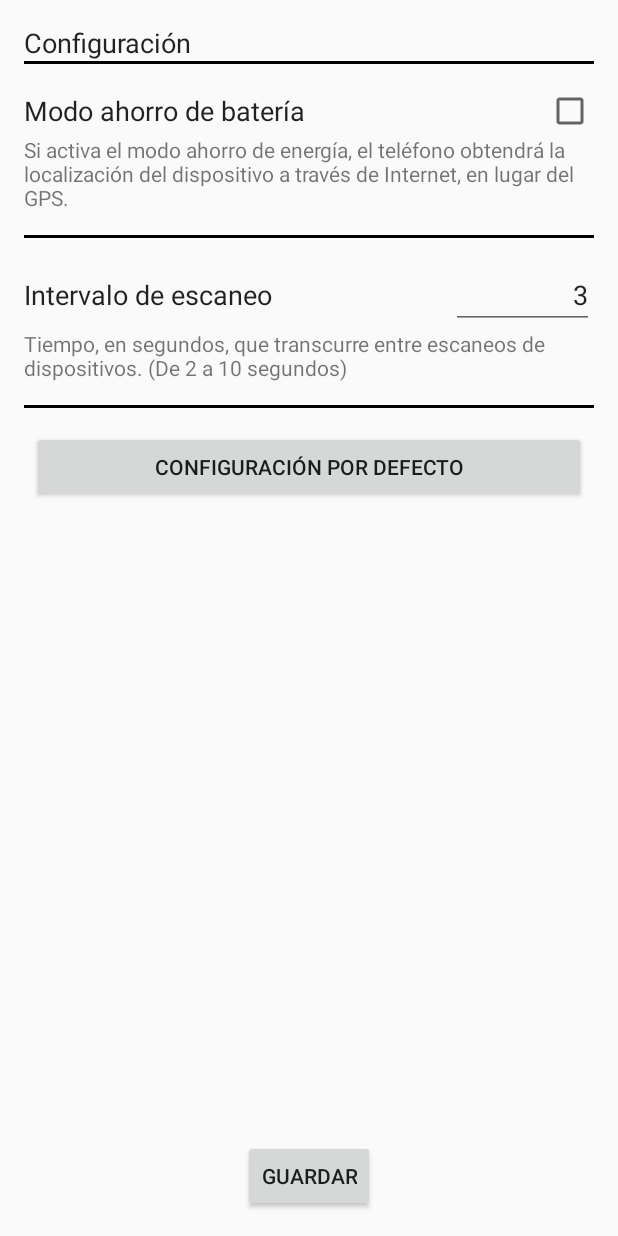
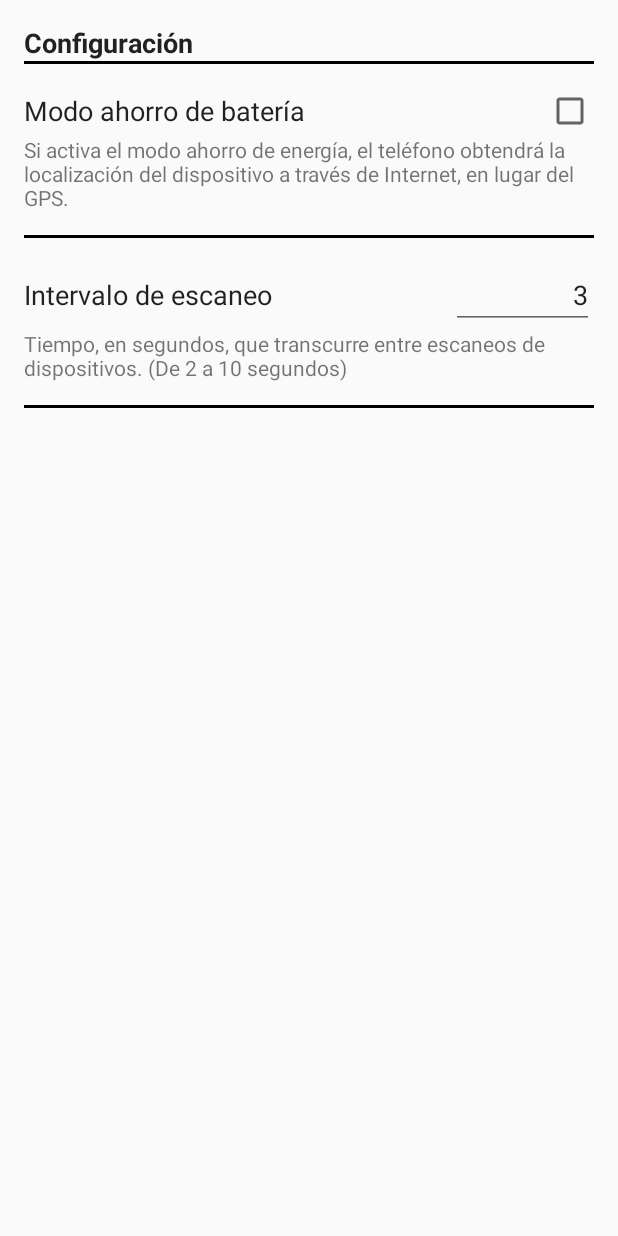
Before and after one commit to dandev237-zz/SmartSniff, an Android app: the SettingsActivity screen opened directly, with no data from a screen before it, on a phone screen of 412 x 824 dp. Run offline under Robolectric (Android 15) with nearby library versions, the phone set to English and light mode, and no system bars.

Commit message:
Changes to SettingsActivity layout
+Buttons removed
+Minor changes to SettingsActivity.java

```diff
--- a/app/src/main/java/xyz/smartsniff/SettingsActivity.java
+++ b/app/src/main/java/xyz/smartsniff/SettingsActivity.java
@@ -31,7 +31,6 @@ public class SettingsActivity extends AppCompatActivity {
     private SharedPreferences preferences;
     private CheckBox energySavingCheckBox;
     private EditText intervalEditText;
-    private Button defaultConfigurationButton, saveConfigurationButton;
 
     private boolean energySavingMode;
     private int energyPref, scanIntervalPref;
@@ -55,28 +54,16 @@ public class SettingsActivity extends AppCompatActivity {
         scanIntervalPref = preferences.getInt(Utils.PREF_SCAN_INTERVAL, Utils.SCAN_INTERVAL_DEFAULT);
         scanIntervalPref /= 1000;
         intervalEditText.setText(String.valueOf(scanIntervalPref));
+    }
 
-        defaultConfigurationButton = (Button) findViewById(R.id.defaultConfigurationButton);
-        defaultConfigurationButton.setOnClickListener(new View.OnClickListener() {
     @Override
-            public void onClick(View view) {
-                setEnergySavingMode(false);
-                energySavingCheckBox.setChecked(energySavingMode);
+    protected void onStop(){
+        super.onStop();
 
-                setScanInterval(Utils.SCAN_INTERVAL_DEFAULT/1000);
-                intervalEditText.setText(String.valueOf(getScanInterval()));
+        saveUserSettings();
+    }
 
-                preferences.edit().putInt(Utils.PREF_GPS_PRIORITY, LocationRequest.PRIORITY_HIGH_ACCURACY)
-                        .putInt(Utils.PREF_SCAN_INTERVAL, getScanInterval()*1000).apply();
-
-                Toast.makeText(getApplicationContext(), "Configuración por defecto cargada.", Toast.LENGTH_SHORT).show();
-            }
-        });
-
-        saveConfigurationButton = (Button) findViewById(R.id.saveConfigurationButton);
-        saveConfigurationButton.setOnClickListener(new View.OnClickListener() {
-            @Override
-            public void onClick(View view) {
+    private void saveUserSettings() {
         setEnergySavingMode(energySavingCheckBox.isChecked());
         if(isEnergySavingMode())
             energyPref = LocationRequest.PRIORITY_BALANCED_POWER_ACCURACY;
@@ -88,8 +75,6 @@ public class SettingsActivity extends AppCompatActivity {
                 .putInt(Utils.PREF_SCAN_INTERVAL, getScanInterval()*1000).apply();
 
         Toast.makeText(getApplicationContext(), "Configuración guardada con éxito.", Toast.LENGTH_SHORT).show();
-            }
-        });
     }
 
     private final TextWatcher intervalWatcher = new TextWatcher() {
--- a/app/src/main/res/layout/activity_settings.xml
+++ b/app/src/main/res/layout/activity_settings.xml
@@ -21,7 +21,8 @@
             android:textAppearance="?android:attr/textAppearanceMedium"
             android:text="@string/action_settings"
             android:id="@+id/optionsText"
-            android:textColor="@color/abc_primary_text_material_light"/>
+            android:textColor="@color/abc_primary_text_material_light"
+            android:textStyle="bold"/>
 
     </TableRow>
 
@@ -126,30 +127,4 @@
         android:layout_marginBottom="15dp"
         android:layout_marginTop="15dp"/>
 
-    <RelativeLayout
-        android:layout_width="match_parent"
-        android:layout_height="match_parent"
-        android:layout_gravity="center_horizontal">
-
-        <Button
-            android:layout_width="fill_parent"
-            android:layout_height="wrap_content"
-            android:text="@string/default_configuration"
-            android:id="@+id/defaultConfigurationButton"
-            android:layout_marginLeft="5dp"
-            android:layout_marginRight="5dp"
-            android:layout_alignParentTop="true"
-            android:layout_alignParentStart="true"/>
-
-        <Button
-            android:layout_width="wrap_content"
-            android:layout_height="wrap_content"
-            android:text="@string/save_configuration"
-            android:id="@+id/saveConfigurationButton"
-            android:layout_marginLeft="5dp"
-            android:layout_marginRight="5dp"
-            android:layout_alignParentBottom="true"
-            android:layout_centerHorizontal="true"/>
-    </RelativeLayout>
-
 </LinearLayout>
```
Lines whose indentation alone changed are shown as unchanged.
